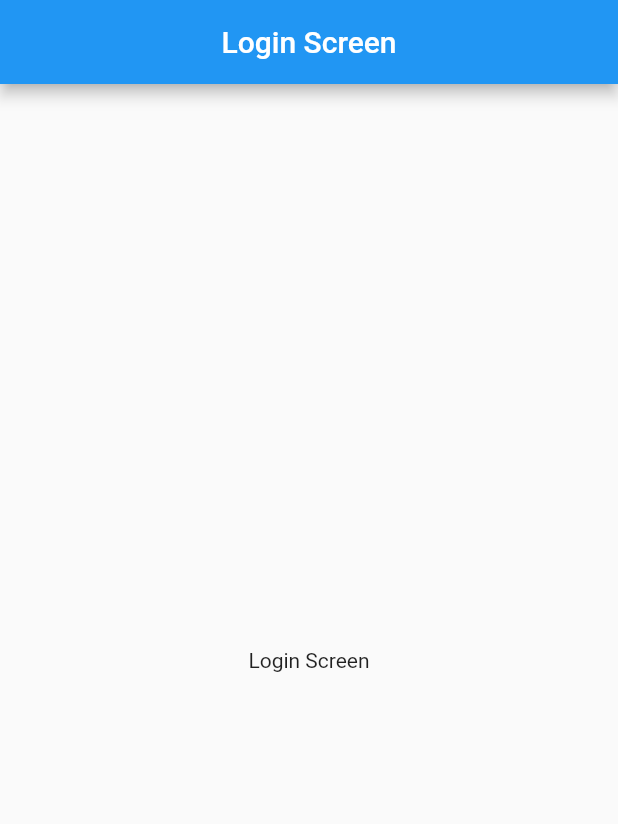
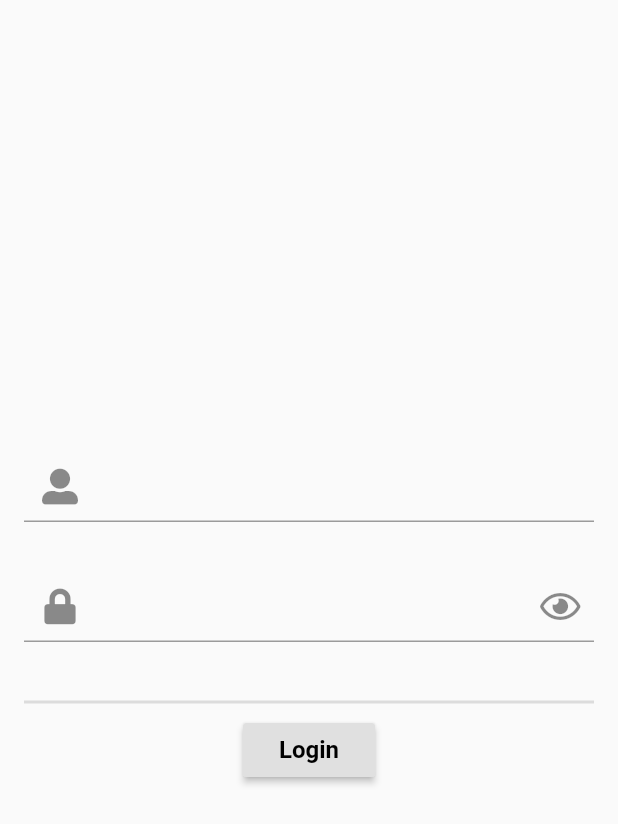
Before and after one commit to mario-monzon/CanesFootballApp, a Flutter app: the screen it shows after launch, on a phone screen of 412 x 824 dp. Shown: the top 824 px of the screen. Run offline on Flutter 3.47's test engine with Material 2 defaults, Android fonts, the phone set to English and light mode, and no system bars; our stand-ins replace convex_bottom_bar, font_awesome_flutter, google_fonts; Roboto replaces fonts that are missing (Ubuntu).

Commit message:
email and password fields added. Text style created. Navigation routes modified. Mario Monzon

```diff
--- a/lib/app.dart
+++ b/lib/app.dart
@@ -1,3 +1,4 @@
+import 'package:canes_football_app/screen/home_screen.dart';
 import 'package:canes_football_app/screen/login/login_screen.dart';
 import 'package:flutter/material.dart';
 
@@ -6,7 +7,11 @@ class App extends StatelessWidget {
   Widget build(BuildContext context) {
     return MaterialApp(
       title: 'Canes Football',
-      home: LoginScreen(),
+      initialRoute: LoginScreen.routeName,
+      routes: {
+        HomeScreen.routeName: (context) => HomeScreen(),
+        LoginScreen.routeName: (context) => LoginScreen(),
+      },
     );
   }
 }
--- /dev/null
+++ b/lib/design/canes_text_style.dart
@@ -0,0 +1,12 @@
+import 'package:canes_football_app/design/canes_color.dart';
+import 'package:flutter/material.dart';
+import 'package:google_fonts/google_fonts.dart';
+
+class CanesTextStyle {
+  static final buttonLabel = GoogleFonts.ubuntu(
+      textStyle: TextStyle(
+    color: CanesColor.defaultColor,
+    fontSize: 16.0,
+    fontWeight: FontWeight.bold,
+  ));
+}
--- a/lib/screen/home_screen.dart
+++ b/lib/screen/home_screen.dart
@@ -5,6 +5,7 @@ import 'package:flutter/material.dart';
 import 'package:font_awesome_flutter/font_awesome_flutter.dart';
 
 class HomeScreen extends StatefulWidget {
+  static final routeName = 'home';
   @override
   _HomeScreenState createState() => _HomeScreenState();
 }
--- a/lib/screen/login/login_screen.dart
+++ b/lib/screen/login/login_screen.dart
@@ -1,21 +1,77 @@
+import 'package:canes_football_app/design/canes_text_style.dart';
 import 'package:flutter/material.dart';
+import 'package:font_awesome_flutter/font_awesome_flutter.dart';
 
 class LoginScreen extends StatefulWidget {
+  static final routeName = 'login';
   @override
   _LoginScreenState createState() => _LoginScreenState();
 }
 
 class _LoginScreenState extends State<LoginScreen> {
+  final _emailController = TextEditingController();
+  final _passwordController = TextEditingController();
+  bool _obscureText = true;
+
   @override
   Widget build(BuildContext context) {
     return Scaffold(
-      appBar: AppBar(
-        centerTitle: true,
-        title: Text('Login Screen'),
-      ),
+      // backgroundColor: CanesColor.defaultColor,
       body: Container(
-        child: Center(
-          child: Text('Login Screen'),
+        alignment: Alignment.center,
+        child: Padding(
+          padding: const EdgeInsets.all(16.0),
+          child: SingleChildScrollView(
+            child: Form(
+              child: Column(
+                mainAxisAlignment: MainAxisAlignment.center,
+                children: [
+                  TextFormField(
+                    controller: _emailController,
+                    decoration: InputDecoration(
+                      prefixIcon: Icon(FontAwesomeIcons.userAlt),
+                    ),
+                    keyboardType: TextInputType.emailAddress,
+                  ),
+                  SizedBox(
+                    height: 32.0,
+                  ),
+                  TextFormField(
+                    controller: _passwordController,
+                    decoration: InputDecoration(
+                      prefixIcon: Icon(FontAwesomeIcons.lock),
+                      suffixIcon: IconButton(
+                        icon: Icon(FontAwesomeIcons.eye),
+                        onPressed: () {
+                          setState(() {
+                            _obscureText = !_obscureText;
+                          });
+                        },
+                      ),
+                    ),
+                    keyboardType: TextInputType.visiblePassword,
+                    textAlign: TextAlign.center,
+                    obscureText: _obscureText,
+                  ),
+                  SizedBox(
+                    height: 32.0,
+                  ),
+                  Divider(
+                    thickness: 2.0,
+                  ),
+                  RaisedButton(
+                    child: Text(
+                      'Login',
+                      style: CanesTextStyle.buttonLabel,
+                    ),
+                    onPressed: () {
+                      print('Login');
+                    },
+                  ),
+                ],
+              ),
+            ),
+          ),
         ),
       ),
     );
```
